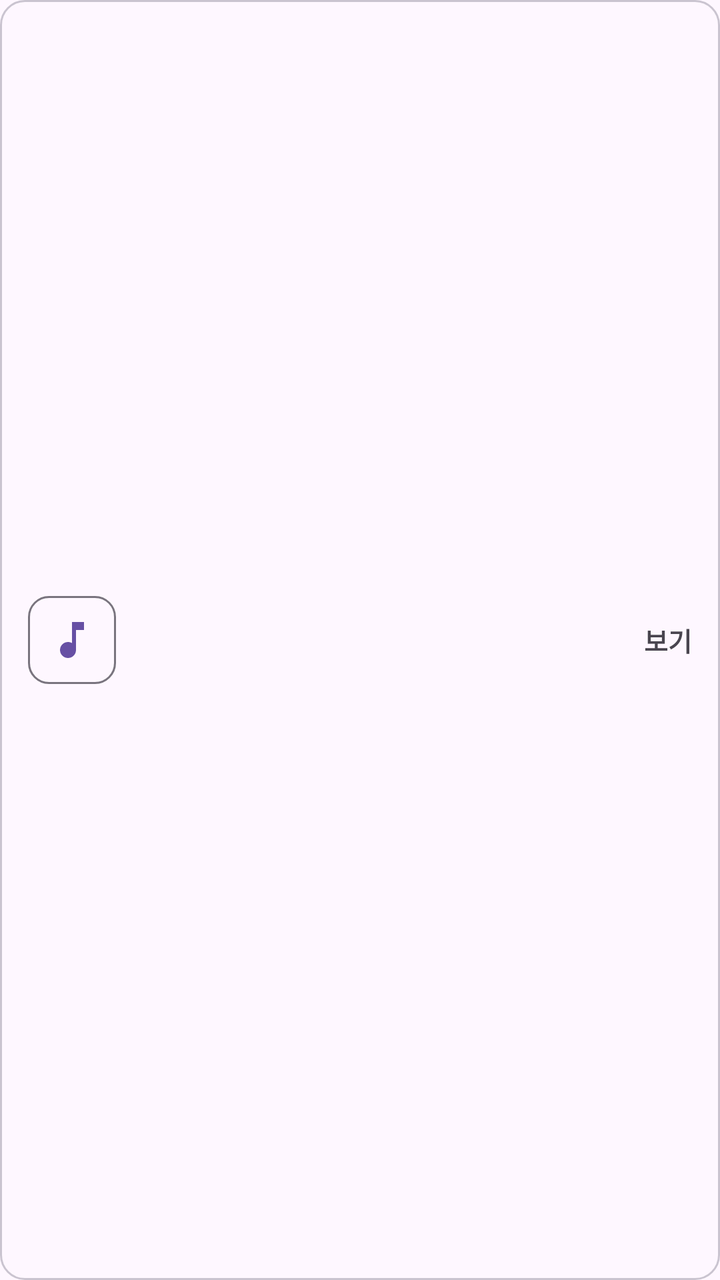
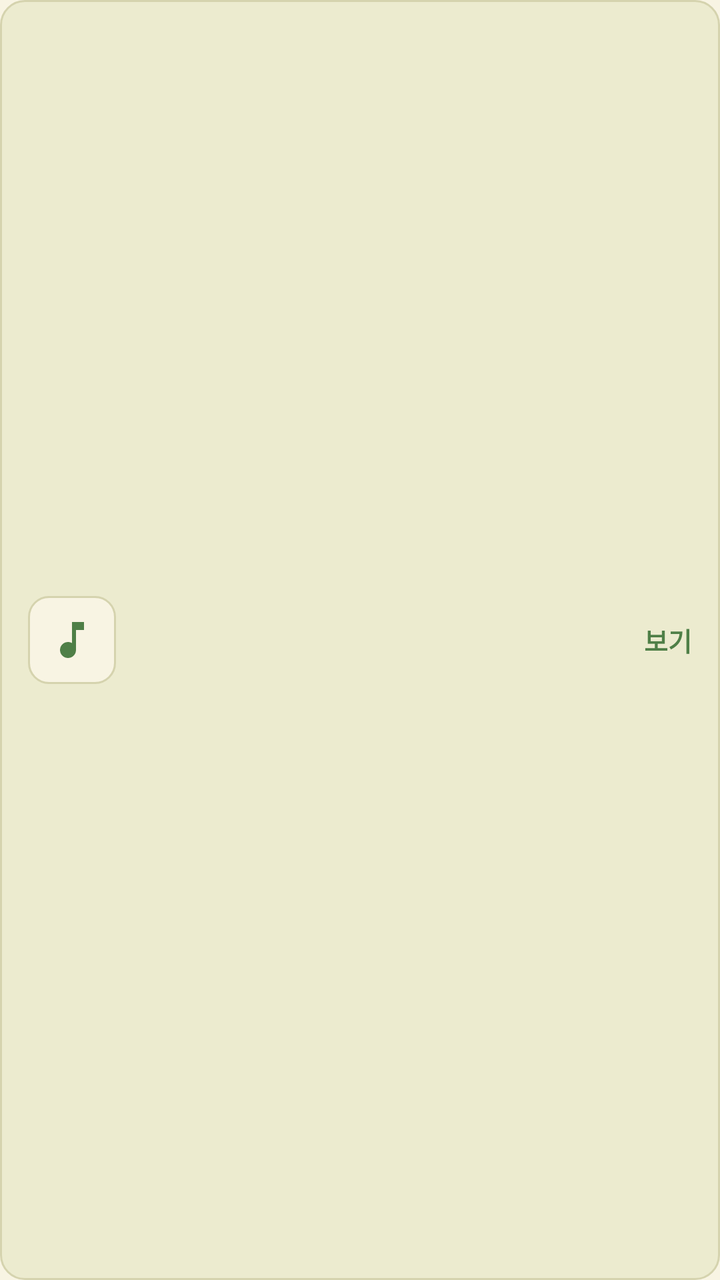

Two renders of the same Android screen: before a commit and after it. Below are the layout's source before the change and the commit's diff.
<!-- AndroidManifest.xml: application theme Theme.Balmatchum -->
<!-- res/layout/item_song.xml -->
<?xml version="1.0" encoding="utf-8"?>
<LinearLayout xmlns:android="http://schemas.android.com/apk/res/android"
    android:layout_width="match_parent"
    android:layout_height="wrap_content"
    android:background="@drawable/bg_tile"
    android:gravity="center_vertical"
    android:orientation="horizontal"
    android:padding="14dp">

    
    <ImageView
        android:layout_width="44dp"
        android:layout_height="44dp"
        android:background="@drawable/bg_icon_box"
        android:contentDescription="걸음 곡"
        android:padding="10dp"
        android:src="@drawable/ic_music_note" />

    
    <LinearLayout
        android:layout_width="0dp"
        android:layout_height="wrap_content"
        android:layout_marginStart="14dp"
        android:layout_marginEnd="8dp"
        android:layout_weight="1"
        android:orientation="vertical">

        
        <TextView
            android:id="@+id/tvTitle"
            android:layout_width="match_parent"
            android:layout_height="wrap_content"
            android:ellipsize="end"
            android:maxLines="1"
            android:textSize="16sp"
            android:textStyle="bold" />

        
        <TextView
            android:id="@+id/tvDate"
            android:layout_width="match_parent"
            android:layout_height="wrap_content"
            android:layout_marginTop="2dp"
            android:textColor="?attr/colorOnSurfaceVariant"
            android:textSize="12sp" />

        
        <TextView
            android:id="@+id/tvInfo"
            android:layout_width="match_parent"
            android:layout_height="wrap_content"
            android:textColor="?attr/colorOnSurfaceVariant"
            android:textSize="12sp" />
    </LinearLayout>

    
    <TextView
        android:layout_width="wrap_content"
        android:layout_height="wrap_content"
        android:text="보기"
        android:textSize="13sp"
        android:textStyle="bold" />
</LinearLayout>
<!-- resources referenced by this layout -->
<resources>
  <!-- drawable bg_icon_box (drawable) -->
  <?xml version="1.0" encoding="utf-8"?>
  <shape xmlns:android="http://schemas.android.com/apk/res/android"
      android:shape="rectangle">
      <corners android:radius="10dp" />
      <stroke
          android:width="1dp"
          android:color="?attr/colorOutline" />
  </shape>
  <!-- drawable bg_tile (drawable) -->
  <?xml version="1.0" encoding="utf-8"?>
  <shape xmlns:android="http://schemas.android.com/apk/res/android"
      android:shape="rectangle">
      <corners android:radius="12dp" />
      <stroke
          android:width="1dp"
          android:color="?attr/colorOutlineVariant" />
  </shape>
  <!-- drawable ic_music_note (drawable) -->
  <?xml version="1.0" encoding="utf-8"?>
  <vector xmlns:android="http://schemas.android.com/apk/res/android"
      android:width="24dp"
      android:height="24dp"
      android:tint="?attr/colorPrimary"
      android:viewportWidth="24"
      android:viewportHeight="24">
      <path
          android:fillColor="#FFFFFFFF"
          android:pathData="M12,3v10.55c-0.59,-0.34 -1.27,-0.55 -2,-0.55 -2.21,0 -4,1.79 -4,4s1.79,4 4,4 4,-1.79 4,-4V7h4V3h-6z" />
  </vector>
  <style name="Theme.Balmatchum" parent="Base.Theme.Balmatchum" />
  <style name="Base.Theme.Balmatchum" parent="Theme.Material3.DayNight.NoActionBar">
          
          
      </style>
</resources>

<!-- the commit's change to res/layout/item_song.xml (unified diff, before → after) -->
@@ -32,6 +32,7 @@
             android:layout_height="wrap_content"
             android:ellipsize="end"
             android:maxLines="1"
+            android:textColor="@color/bal_text"
             android:textSize="16sp"
             android:textStyle="bold" />
 
@@ -41,7 +42,7 @@
             android:layout_width="match_parent"
             android:layout_height="wrap_content"
             android:layout_marginTop="2dp"
-            android:textColor="?attr/colorOnSurfaceVariant"
+            android:textColor="@color/bal_text_sub"
             android:textSize="12sp" />
 
         
@@ -49,7 +50,7 @@
             android:id="@+id/tvInfo"
             android:layout_width="match_parent"
             android:layout_height="wrap_content"
-            android:textColor="?attr/colorOnSurfaceVariant"
+            android:textColor="@color/bal_text_sub"
             android:textSize="12sp" />
     </LinearLayout>
 
@@ -58,6 +59,7 @@
         android:layout_width="wrap_content"
         android:layout_height="wrap_content"
         android:text="보기"
+        android:textColor="@color/bal_primary"
         android:textSize="13sp"
         android:textStyle="bold" />
 </LinearLayout>
<!-- resource entries referenced after the edit -->
@@ -1,39 +1,98 @@
 <!-- resources referenced by this layout -->
 <resources>
+  <color name="bal_primary">#4F7F47</color>
+  <color name="bal_text">#2B2E24</color>
+  <color name="bal_text_sub">#6B705C</color>
   <!-- drawable bg_icon_box (drawable) -->
   <?xml version="1.0" encoding="utf-8"?>
   <shape xmlns:android="http://schemas.android.com/apk/res/android"
       android:shape="rectangle">
       <corners android:radius="10dp" />
+      <solid android:color="@color/bal_background" />
       <stroke
           android:width="1dp"
-          android:color="?attr/colorOutline" />
+          android:color="@color/bal_outline" />
   </shape>
   <!-- drawable bg_tile (drawable) -->
   <?xml version="1.0" encoding="utf-8"?>
   <shape xmlns:android="http://schemas.android.com/apk/res/android"
       android:shape="rectangle">
       <corners android:radius="12dp" />
+      <solid android:color="@color/bal_surface" />
       <stroke
           android:width="1dp"
-          android:color="?attr/colorOutlineVariant" />
+          android:color="@color/bal_outline" />
   </shape>
   <!-- drawable ic_music_note (drawable) -->
   <?xml version="1.0" encoding="utf-8"?>
   <vector xmlns:android="http://schemas.android.com/apk/res/android"
       android:width="24dp"
       android:height="24dp"
-      android:tint="?attr/colorPrimary"
+      android:tint="@color/bal_primary"
       android:viewportWidth="24"
       android:viewportHeight="24">
       <path
-          android:fillColor="#FFFFFFFF"
+          android:fillColor="@color/white"
           android:pathData="M12,3v10.55c-0.59,-0.34 -1.27,-0.55 -2,-0.55 -2.21,0 -4,1.79 -4,4s1.79,4 4,4 4,-1.79 4,-4V7h4V3h-6z" />
   </vector>
   <style name="Theme.Balmatchum" parent="Base.Theme.Balmatchum" />
-  <style name="Base.Theme.Balmatchum" parent="Theme.Material3.DayNight.NoActionBar">
+  <color name="bal_background">#F8F4E3</color>
+  <color name="bal_outline">#D5D3AE</color>
+  <color name="bal_surface">#ECEBCF</color>
+  <color name="white">#FFFFFFFF</color>
+  <style name="Base.Theme.Balmatchum" parent="Theme.Material3.Light.NoActionBar">
           
+          <item name="colorPrimary">@color/bal_primary</item>
           
+          <item name="colorOnPrimary">@color/white</item>
+          <item name="colorPrimaryContainer">@color/bal_surface</item>
+          <item name="colorOnPrimaryContainer">@color/bal_text</item>
+  
+          
+          <item name="colorSecondary">@color/bal_secondary</item>
+          <item name="colorOnSecondary">@color/bal_text</item>
+          <item name="colorSecondaryContainer">@color/bal_surface</item>
+          <item name="colorOnSecondaryContainer">@color/bal_text</item>
+  
+          
+          <item name="colorTertiary">@color/bal_accent</item>
+          <item name="colorOnTertiary">@color/white</item>
+          
+          <item name="colorError">@color/bal_accent</item>
+          <item name="colorOnError">@color/white</item>
+  
+          
+          <item name="android:colorBackground">@color/bal_background</item>
+          <item name="android:windowBackground">@color/bal_background</item>
+          <item name="colorOnBackground">@color/bal_text</item>
+  
+          
+          <item name="colorSurface">@color/bal_background</item>
+          <item name="colorOnSurface">@color/bal_text</item>
+          <item name="colorOnSurfaceVariant">@color/bal_text_sub</item>
+          <item name="colorSurfaceContainerLowest">@color/bal_background</item>
+          <item name="colorSurfaceContainerLow">@color/bal_background</item>
+          <item name="colorSurfaceContainer">@color/bal_surface</item>
+          
+          <item name="colorSurfaceContainerHigh">@color/bal_background</item>
+          <item name="colorSurfaceContainerHighest">@color/bal_surface</item>
+  
+          
+          <item name="colorOutline">@color/bal_outline</item>
+          <item name="colorOutlineVariant">@color/bal_outline</item>
+  
+          
+          <item name="android:textColorPrimary">@color/bal_text</item>
+          <item name="android:textColorSecondary">@color/bal_text_sub</item>
+  
+          
+          <item name="android:statusBarColor">@color/bal_primary_dark</item>
+          <item name="android:navigationBarColor">@color/bal_primary_dark</item>
+          
+          <item name="android:windowLightStatusBar">false</item>
       </style>
+  <color name="bal_secondary">#A9BF7A</color>
+  <color name="bal_accent">#D07A4A</color>
+  <color name="bal_primary_dark">#386134</color>
 </resources>
 
